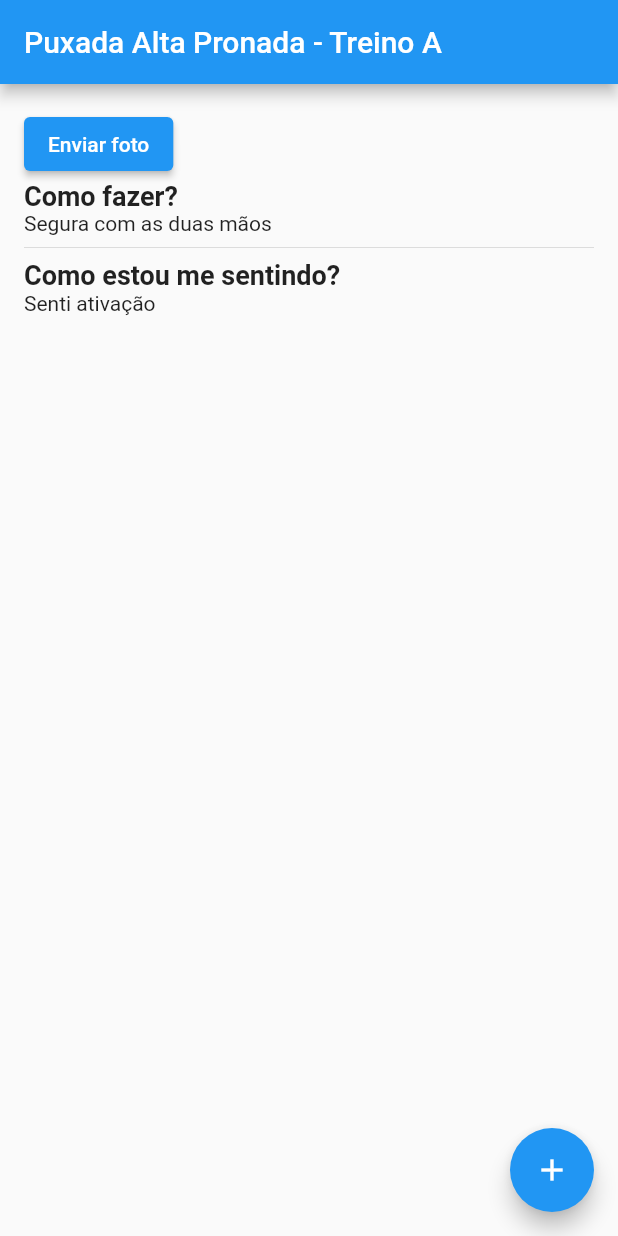
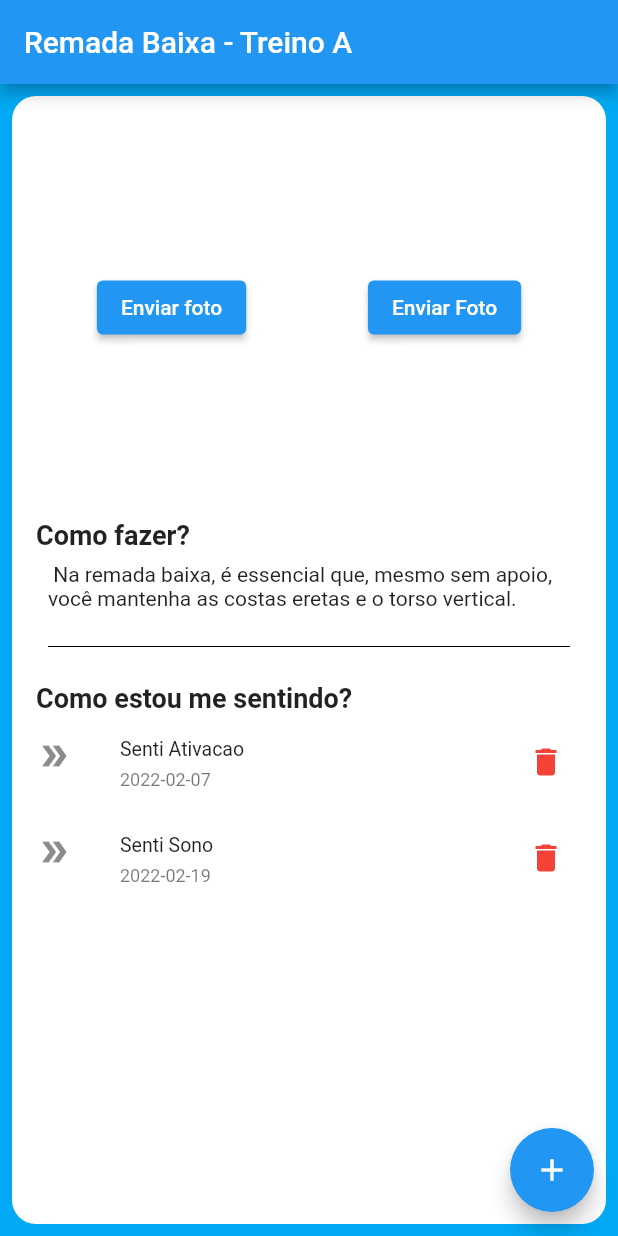
Before and after one commit to FellipePatrick/FlutterDoc, a Flutter app: the screen it shows after launch, on a phone screen of 412 x 824 dp. Run offline on Flutter 3.47's test engine with Material 2 defaults, Android fonts, the phone set to English and light mode, and no system bars.

Commit message:
Atualização da tela exercicio

```diff
--- a/src/FirstProject/app/lib/views/exercicio_view.dart
+++ b/src/FirstProject/app/lib/views/exercicio_view.dart
@@ -9,44 +9,86 @@ class ExecicioTela extends StatelessWidget {
     id: "1",
     name: "Remada Baixa",
     treino: "Treino A",
-    comoFazer: "Segura a barra e puxa");
+    comoFazer: " Na remada baixa, é essencial que, mesmo sem apoio, você mantenha as costas eretas e o torso vertical.");
 
   final List<sentimentosModel> listaSentimentos = [
-    sentimentosModel(id: "01", sentimento: "Ativacao", data: "2022-02-07"),
-    sentimentosModel(id: "02", sentimento: "Ativacao", data: "2022-02-19")
+    sentimentosModel(id: "01", sentimento: "Senti Ativacao", data: "2022-02-07"),
+    sentimentosModel(id: "02", sentimento: "Senti Sono", data: "2022-02-19")
   ];
 
   @override
   Widget build(BuildContext context) {
     return Scaffold(
-        appBar: AppBar(title: const Text("Puxada Alta Pronada - Treino A")),
+      backgroundColor: Colors.lightBlue,
+        appBar: AppBar(title: Text("${exercicioModel.name} - ${exercicioModel.treino}")),
         floatingActionButton: FloatingActionButton(
         onPressed: () {
           print("FAB FOI CLICADO!");
         },
         child: const Icon(Icons.add),),
-        body: Padding(
+        body: Container(
+          decoration: BoxDecoration(color: Colors.white, borderRadius: BorderRadius.circular(16)),
           padding: const EdgeInsets.all(16.0),
-          child: Column(
-            crossAxisAlignment: CrossAxisAlignment.start,
+          margin: const EdgeInsets.all(8),
+          child: ListView(
             children: [
-              ElevatedButton(
-                onPressed: (){},
-                child: const Text("Enviar foto"),
+              SizedBox(
+                height: 250,
+                child: Row(
+                  mainAxisAlignment: MainAxisAlignment.spaceAround,
+                  children: [
+                    ElevatedButton(
+                      onPressed: (){
+                        print("Foto enviada");
+                      },
+                      child: const Text("Enviar foto"),
+                    ),
+                    ElevatedButton(
+                      onPressed: (){},
+                      child: const Text("Enviar Foto"),)
+                  ],
+                ),
               ),
+              const SizedBox(height: 16,),
               const Text(
                 "Como fazer?",
                 style: TextStyle(
                   fontWeight: FontWeight.bold,
                   fontSize: 18),),
-                  const Text("Segura com as duas mãos"),
-                  Divider(),
+                  Padding(
+                    padding: const EdgeInsets.all(8.0),
+                    child: Text("${exercicioModel.comoFazer} "),
+                  ),
+                  const Padding(
+                    padding: EdgeInsets.all(8.0),
+                    child: Divider(color: Colors.black,),
+                  ),
+              const SizedBox(height: 8,),
               const Text(
                 "Como estou me sentindo?",
                 style: TextStyle(
                   fontWeight: FontWeight.bold,
                   fontSize: 18),),
-                  const Text("Senti ativação"),
+                  Column(
+                    crossAxisAlignment: CrossAxisAlignment.start,
+                    children: List.generate(listaSentimentos.length, (index) {
+                      sentimentosModel sentimento = listaSentimentos[index];
+                      return ListTile(
+                        dense: true,
+                        contentPadding: EdgeInsets.zero,
+                        title: Text(sentimento.sentimento),
+                        subtitle: Text(sentimento.data),
+                        leading: const Icon(Icons.double_arrow),
+                        trailing: IconButton(
+                          icon: const Icon(
+                            Icons.delete,
+                            color: Colors.red),
+                          onPressed:(){
+                            print("Deletando ${sentimento.sentimento}");
+                        },)
+                        );
+                    }),
+                  )
           ]
           ,),
         )
```
